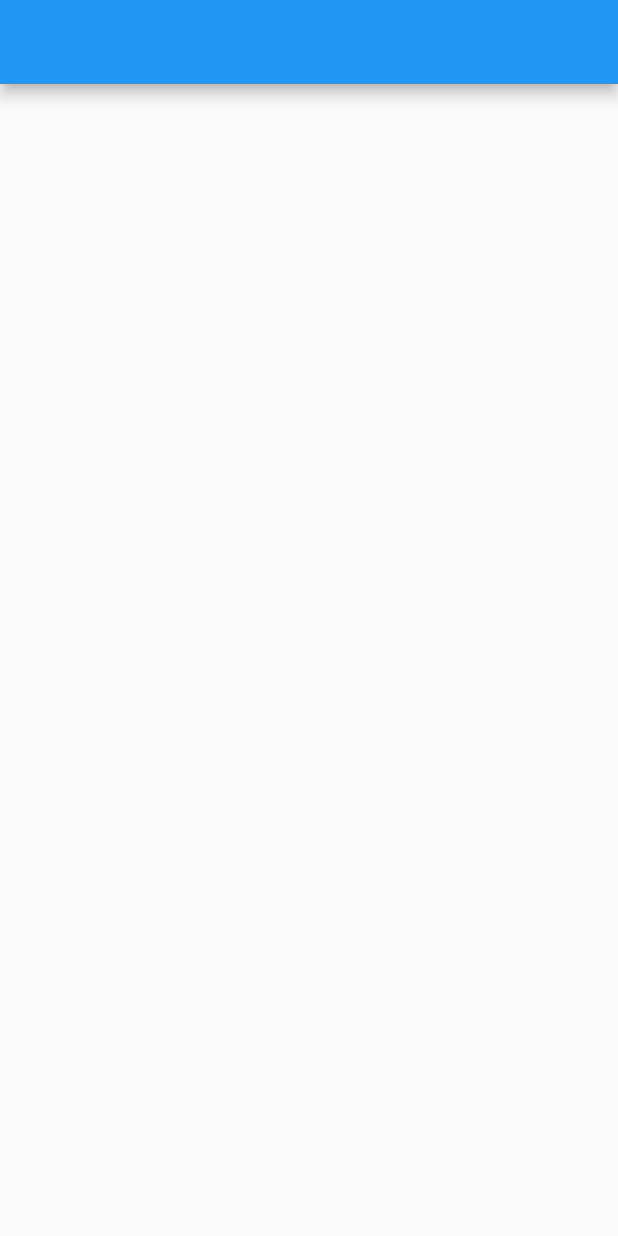
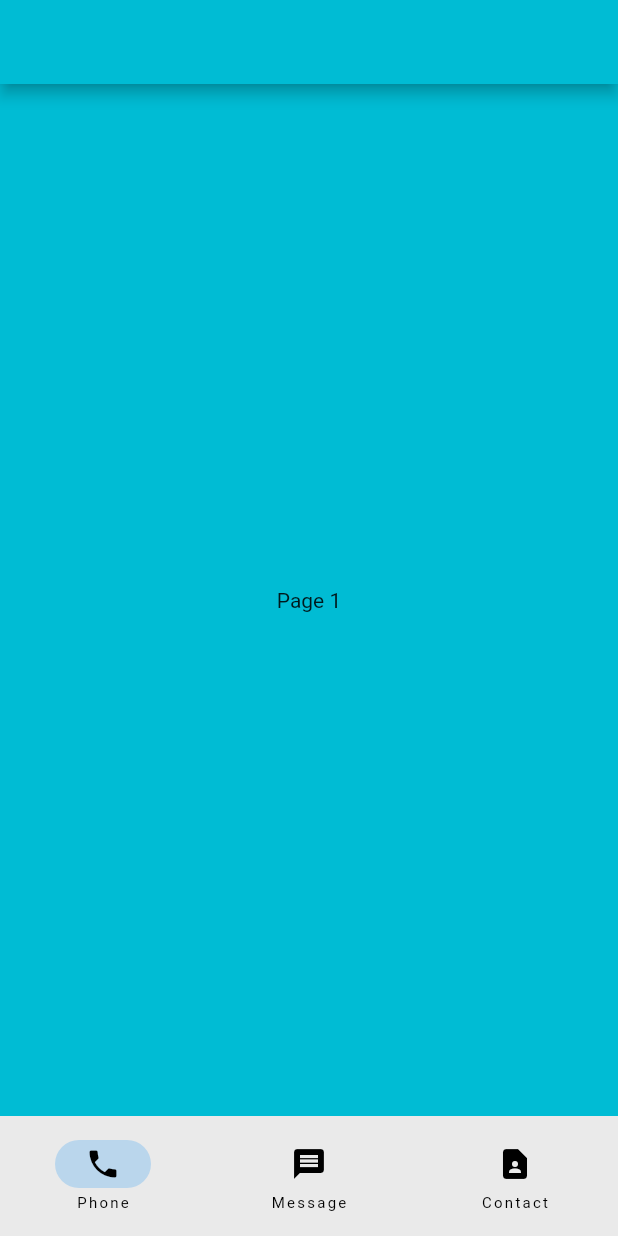
Before and after one commit to jinsumin/ContactApp, a Flutter app: the screen it shows after launch, on a phone screen of 412 x 824 dp. Run offline on Flutter 3.47's test engine with Material 2 defaults, Android fonts, the phone set to English and light mode, and no system bars.

Commit message:
bottom nav bar & body pages

```diff
--- a/lib/main.dart
+++ b/lib/main.dart
@@ -1,20 +1,69 @@
 import 'package:flutter/material.dart';
 
-void main() {
-  runApp(const MyApp());
-}
+void main() => runApp(const MyApp());
 
 class MyApp extends StatelessWidget {
-  const MyApp({Key? key}) : super(key: key);
+  const MyApp({super.key});
 
   @override
   Widget build(BuildContext context) {
-    return MaterialApp(
-      home: Scaffold(
-        appBar: AppBar(),
-        body: Container(),
-        bottomNavigationBar: BottomAppBar(),
-      )
+    return const MaterialApp(home: MainNavigation());
+  }
+}
+
+class MainNavigation extends StatefulWidget {
+  const MainNavigation({super.key});
+
+  @override
+  State<MainNavigation> createState() => _MainNavigationState();
+}
+
+class _MainNavigationState extends State<MainNavigation> {
+  int currentPageIndex = 0;
+
+  @override
+  Widget build(BuildContext context) {
+    return Scaffold(
+      appBar: AppBar( backgroundColor: Colors.cyan,),
+      bottomNavigationBar: NavigationBar(
+        onDestinationSelected: (int index) {
+          setState(() {
+            currentPageIndex = index;
+          });
+        },
+        selectedIndex: currentPageIndex,
+        destinations: const <Widget>[
+          NavigationDestination(
+            icon: Icon(Icons.phone),
+            label: 'Phone',
+          ),
+          NavigationDestination(
+            icon: Icon(Icons.message),
+            label: 'Message',
+          ),
+          NavigationDestination(
+            icon: Icon(Icons.contact_page),
+            label: 'Contact',
+          ),
+        ],
+      ),
+      body: <Widget>[
+        Container(
+          color: Colors.cyan,
+          alignment: Alignment.center,
+          child: const Text('Page 1'),
+        ),
+        Container(
+          color: Colors.green,
+          alignment: Alignment.center,
+          child: const Text('Page 2'),
+        ),
+        Container(
+          color: Colors.blue,
+          alignment: Alignment.center,
+          child: const Text('Page 3'),
+        ),
+      ][currentPageIndex],
     );
   }
 }
```
